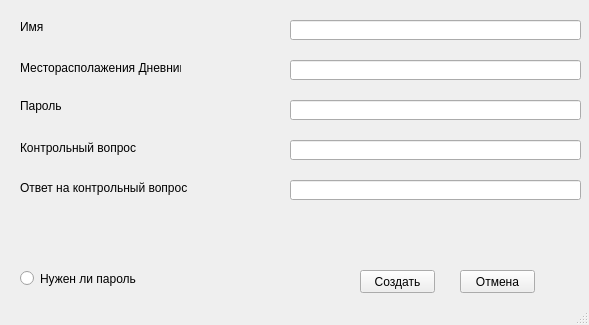
Above: interface/createBook.ui from demonic-katana/Book-of-Destiny-Your-Safe-Diary before the change. Below: the same form after it.
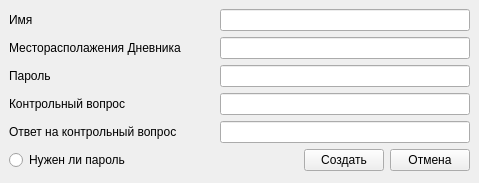
That is the form after the change.

Patch:
```diff
--- a/interface/createBook.ui
+++ b/interface/createBook.ui
@@ -2,174 +2,284 @@
 <ui version="4.0">
  <class>MainWindow</class>
  <widget class="QMainWindow" name="MainWindow">
-  <property name="geometry">
-   <rect>
-    <x>0</x>
-    <y>0</y>
-    <width>589</width>
-    <height>325</height>
-   </rect>
+  <property name="minimumSize">
+   <size>
+    <width>479</width>
+    <height>183</height>
+   </size>
+  </property>
+  <property name="maximumSize">
+   <size>
+    <width>479</width>
+    <height>183</height>
+   </size>
   </property>
   <property name="windowTitle">
    <string>MainWindow</string>
   </property>
   <widget class="QWidget" name="centralwidget">
-   <widget class="QPushButton" name="createButton">
-    <property name="geometry">
-     <rect>
-      <x>360</x>
-      <y>270</y>
-      <width>75</width>
-      <height>23</height>
-     </rect>
-    </property>
-    <property name="text">
-     <string>Создать</string>
-    </property>
-   </widget>
-   <widget class="QLineEdit" name="name">
-    <property name="geometry">
-     <rect>
-      <x>290</x>
-      <y>20</y>
-      <width>291</width>
-      <height>20</height>
-     </rect>
-    </property>
-   </widget>
-   <widget class="QLineEdit" name="put">
-    <property name="geometry">
-     <rect>
-      <x>290</x>
-      <y>60</y>
-      <width>291</width>
-      <height>20</height>
-     </rect>
-    </property>
-   </widget>
-   <widget class="QLineEdit" name="password">
-    <property name="geometry">
-     <rect>
-      <x>290</x>
-      <y>100</y>
-      <width>291</width>
-      <height>20</height>
-     </rect>
-    </property>
-   </widget>
-   <widget class="QLabel" name="label">
-    <property name="geometry">
-     <rect>
-      <x>20</x>
-      <y>20</y>
-      <width>47</width>
-      <height>13</height>
-     </rect>
-    </property>
-    <property name="text">
-     <string>Имя</string>
-    </property>
-   </widget>
-   <widget class="QLabel" name="label_2">
-    <property name="geometry">
-     <rect>
-      <x>20</x>
-      <y>90</y>
-      <width>41</width>
-      <height>31</height>
-     </rect>
-    </property>
-    <property name="text">
-     <string>Пароль</string>
-    </property>
-   </widget>
-   <widget class="QLabel" name="label_3">
-    <property name="geometry">
-     <rect>
-      <x>20</x>
-      <y>140</y>
-      <width>131</width>
-      <height>16</height>
-     </rect>
-    </property>
-    <property name="text">
-     <string>Контрольный вопрос</string>
-    </property>
-   </widget>
-   <widget class="QLabel" name="label_4">
-    <property name="geometry">
-     <rect>
-      <x>20</x>
-      <y>180</y>
-      <width>171</width>
-      <height>16</height>
-     </rect>
-    </property>
-    <property name="text">
-     <string>Ответ на контрольный вопрос</string>
-    </property>
-   </widget>
-   <widget class="QLabel" name="label_5">
-    <property name="geometry">
-     <rect>
-      <x>20</x>
-      <y>60</y>
-      <width>161</width>
-      <height>16</height>
-     </rect>
-    </property>
-    <property name="text">
-     <string>Месторасполажения Дневника</string>
-    </property>
-   </widget>
-   <widget class="QPushButton" name="cancel">
-    <property name="geometry">
-     <rect>
-      <x>460</x>
-      <y>270</y>
-      <width>75</width>
-      <height>23</height>
-     </rect>
-    </property>
-    <property name="text">
-     <string>Отмена</string>
-    </property>
-   </widget>
-   <widget class="QLineEdit" name="question">
-    <property name="geometry">
-     <rect>
-      <x>290</x>
-      <y>140</y>
-      <width>291</width>
-      <height>20</height>
-     </rect>
-    </property>
-   </widget>
-   <widget class="QLineEdit" name="answer">
-    <property name="geometry">
-     <rect>
-      <x>290</x>
-      <y>180</y>
-      <width>291</width>
-      <height>20</height>
-     </rect>
-    </property>
-   </widget>
-   <widget class="QRadioButton" name="needPassword">
-    <property name="geometry">
-     <rect>
-      <x>20</x>
-      <y>270</y>
-      <width>131</width>
-      <height>17</height>
-     </rect>
-    </property>
-    <property name="text">
-     <string>Нужен ли пароль</string>
-    </property>
-   </widget>
+   <layout class="QVBoxLayout" name="verticalLayout">
+    <item>
+     <layout class="QHBoxLayout" name="horizontalLayout">
+      <item>
+       <widget class="QLabel" name="label">
+        <property name="text">
+         <string>Имя</string>
+        </property>
+       </widget>
+      </item>
+      <item>
+       <spacer name="horizontalSpacer_6">
+        <property name="orientation">
+         <enum>Qt::Horizontal</enum>
+        </property>
+        <property name="sizeHint" stdset="0">
+         <size>
+          <width>40</width>
+          <height>20</height>
+         </size>
+        </property>
+       </spacer>
+      </item>
+      <item>
+       <widget class="QLineEdit" name="name">
+        <property name="minimumSize">
+         <size>
+          <width>250</width>
+          <height>0</height>
+         </size>
+        </property>
+        <property name="maximumSize">
+         <size>
+          <width>250</width>
+          <height>16777215</height>
+         </size>
+        </property>
+        <property name="mouseTracking">
+         <bool>true</bool>
+        </property>
+       </widget>
+      </item>
+     </layout>
+    </item>
+    <item>
+     <layout class="QHBoxLayout" name="horizontalLayout_2">
+      <item>
+       <widget class="QLabel" name="label_5">
+        <property name="text">
+         <string>Месторасполажения Дневника</string>
+        </property>
+       </widget>
+      </item>
+      <item>
+       <spacer name="horizontalSpacer_5">
+        <property name="orientation">
+         <enum>Qt::Horizontal</enum>
+        </property>
+        <property name="sizeHint" stdset="0">
+         <size>
+          <width>40</width>
+          <height>20</height>
+         </size>
+        </property>
+       </spacer>
+      </item>
+      <item>
+       <widget class="QLineEdit" name="put">
+        <property name="minimumSize">
+         <size>
+          <width>250</width>
+          <height>0</height>
+         </size>
+        </property>
+        <property name="maximumSize">
+         <size>
+          <width>250</width>
+          <height>16777215</height>
+         </size>
+        </property>
+        <property name="mouseTracking">
+         <bool>true</bool>
+        </property>
+       </widget>
+      </item>
+     </layout>
+    </item>
+    <item>
+     <layout class="QHBoxLayout" name="horizontalLayout_3">
+      <item>
+       <widget class="QLabel" name="label_2">
+        <property name="text">
+         <string>Пароль</string>
+        </property>
+       </widget>
+      </item>
+      <item>
+       <spacer name="horizontalSpacer_4">
+        <property name="orientation">
+         <enum>Qt::Horizontal</enum>
+        </property>
+        <property name="sizeHint" stdset="0">
+         <size>
+          <width>40</width>
+          <height>20</height>
+         </size>
+        </property>
+       </spacer>
+      </item>
+      <item>
+       <widget class="QLineEdit" name="password">
+        <property name="minimumSize">
+         <size>
+          <width>250</width>
+          <height>0</height>
+         </size>
+        </property>
+        <property name="maximumSize">
+         <size>
+          <width>250</width>
+          <height>16777215</height>
+         </size>
+        </property>
+        <property name="baseSize">
+         <size>
+          <width>0</width>
+          <height>0</height>
+         </size>
+        </property>
+        <property name="mouseTracking">
+         <bool>true</bool>
+        </property>
+       </widget>
+      </item>
+     </layout>
+    </item>
+    <item>
+     <layout class="QHBoxLayout" name="horizontalLayout_4">
+      <item>
+       <widget class="QLabel" name="label_3">
+        <property name="text">
+         <string>Контрольный вопрос</string>
+        </property>
+       </widget>
+      </item>
+      <item>
+       <spacer name="horizontalSpacer_3">
+        <property name="orientation">
+         <enum>Qt::Horizontal</enum>
+        </property>
+        <property name="sizeHint" stdset="0">
+         <size>
+          <width>40</width>
+          <height>20</height>
+         </size>
+        </property>
+       </spacer>
+      </item>
+      <item>
+       <widget class="QLineEdit" name="question">
+        <property name="minimumSize">
+         <size>
+          <width>250</width>
+          <height>0</height>
+         </size>
+        </property>
+        <property name="maximumSize">
+         <size>
+          <width>250</width>
+          <height>16777215</height>
+         </size>
+        </property>
+        <property name="mouseTracking">
+         <bool>true</bool>
+        </property>
+       </widget>
+      </item>
+     </layout>
+    </item>
+    <item>
+     <layout class="QHBoxLayout" name="horizontalLayout_5">
+      <item>
+       <widget class="QLabel" name="label_4">
+        <property name="text">
+         <string>Ответ на контрольный вопрос</string>
+        </property>
+       </widget>
+      </item>
+      <item>
+       <spacer name="horizontalSpacer_2">
+        <property name="orientation">
+         <enum>Qt::Horizontal</enum>
+        </property>
+        <property name="sizeHint" stdset="0">
+         <size>
+          <width>40</width>
+          <height>20</height>
+         </size>
+        </property>
+       </spacer>
+      </item>
+      <item>
+       <widget class="QLineEdit" name="answer">
+        <property name="minimumSize">
+         <size>
+          <width>250</width>
+          <height>0</height>
+         </size>
+        </property>
+        <property name="maximumSize">
+         <size>
+          <width>250</width>
+          <height>16777215</height>
+         </size>
+        </property>
+        <property name="mouseTracking">
+         <bool>true</bool>
+        </property>
+       </widget>
+      </item>
+     </layout>
+    </item>
+    <item>
+     <layout class="QHBoxLayout" name="horizontalLayout_6">
+      <item>
+       <widget class="QRadioButton" name="needPassword">
+        <property name="text">
+         <string>Нужен ли пароль</string>
+        </property>
+       </widget>
+      </item>
+      <item>
+       <spacer name="horizontalSpacer">
+        <property name="orientation">
+         <enum>Qt::Horizontal</enum>
+        </property>
+        <property name="sizeHint" stdset="0">
+         <size>
+          <width>40</width>
+          <height>20</height>
+         </size>
+        </property>
+       </spacer>
+      </item>
+      <item>
+       <widget class="QPushButton" name="createButton">
+        <property name="text">
+         <string>Создать</string>
+        </property>
+       </widget>
+      </item>
+      <item>
+       <widget class="QPushButton" name="cancel">
+        <property name="text">
+         <string>Отмена</string>
+        </property>
+       </widget>
+      </item>
+     </layout>
+    </item>
+   </layout>
   </widget>
-  <widget class="QStatusBar" name="statusbar"/>
  </widget>
  <resources/>
  <connections/>
```
